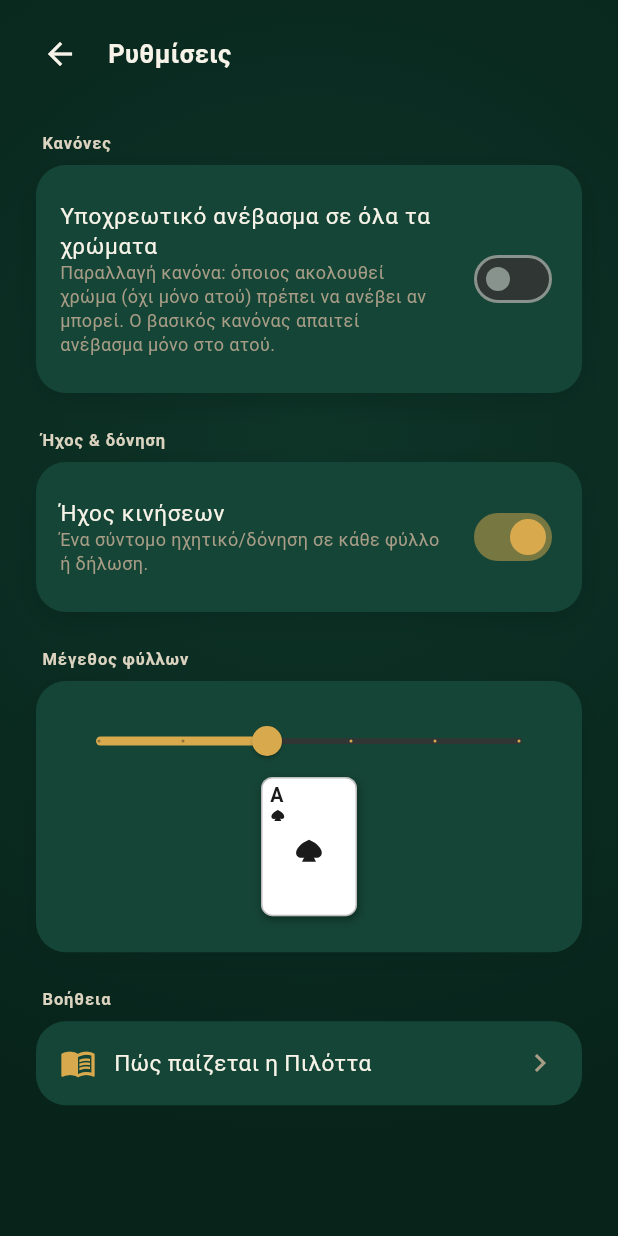
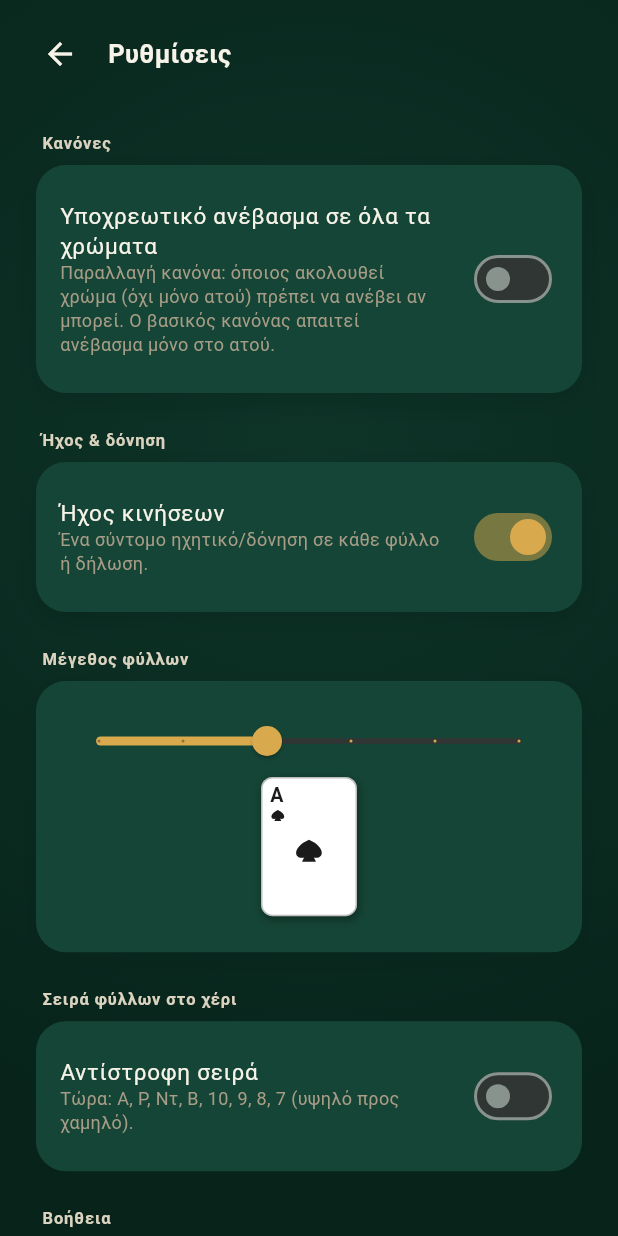
Before and after one commit to Pantelisavg/pilottamobileapp, a Flutter app: the screen it shows after launch, after a tap on the "settings" icon, on a phone screen of 412 x 824 dp. Run offline on Flutter 3.47's test engine with Material 3 defaults, Android fonts, the phone set to English and light mode, and no system bars; our stand-ins replace permission_handler, shared_preferences; missing offline and left inert: nearby_connections.

Commit message:
Hand-sort settings toggle, point-value declarations, visual reveals
Three fixes:

1. Hand cards were sorted A,10,K,Q,J,9,8,7 — the trick-taking strength
   order, meant for legality checks, not display. Sorted for display
   they now read A,K,Q,J,10,9,8,7 (plain face-value order), with a new
   Settings toggle to flip it to ascending (7...A) for players who
   prefer reading their hand that way.

2. Declarations are supposed to be called out by point value only —
   20/50/100/150/200 — never a type name like "Σκάλα 3" or "Καρέ Β".
   Every place that spoke a declaration (the announce panel, the
   opponent-seat badge, the forfeited-declaration message) now shows
   the number instead.

3. At reveal, players should actually see the cards, not just read a
   label, and that should persist in the chat log too. The chat flash
   and the permanent chat panel now render the real face-up cards for
   every revealed declaration (via a new DeclarationCardsRow), instead
   of a text summary.

Co-Authored-By: Claude Sonnet 5 <noreply@anthropic.com>
Claude-Session: https://claude.ai/code/session_01WubXEteC3BHHujyDFp8nyi

```diff
--- a/lib/screens/settings_screen.dart
+++ b/lib/screens/settings_screen.dart
@@ -31,7 +31,8 @@ class SettingsScreen extends StatelessWidget {
                   children: [
                     IconButton(
                       onPressed: () => Navigator.of(context).pop(),
-                      icon: const Icon(Icons.arrow_back, color: PilottaColors.ink50),
+                      icon: const Icon(Icons.arrow_back,
+                          color: PilottaColors.ink50),
                     ),
                     const SizedBox(width: PilottaSpacing.xs),
                     Text('Ρυθμίσεις', style: PilottaTypography.title),
@@ -41,19 +42,22 @@ class SettingsScreen extends StatelessWidget {
               Expanded(
                 child: ListView(
                   padding: const EdgeInsets.symmetric(
-                      horizontal: PilottaSpacing.lg, vertical: PilottaSpacing.md),
+                      horizontal: PilottaSpacing.lg,
+                      vertical: PilottaSpacing.md),
                   children: [
                     _SectionLabel('Κανόνες'),
                     FeltPanel(
                       child: SwitchListTile(
                         contentPadding: EdgeInsets.zero,
-                        title: const Text('Υποχρεωτικό ανέβασμα σε όλα τα χρώματα',
+                        title: const Text(
+                            'Υποχρεωτικό ανέβασμα σε όλα τα χρώματα',
                             style: TextStyle(color: PilottaColors.ink50)),
                         subtitle: const Text(
                           'Παραλλαγή κανόνα: όποιος ακολουθεί χρώμα (όχι μόνο ατού) '
                           'πρέπει να ανέβει αν μπορεί. Ο βασικός κανόνας απαιτεί '
                           'ανέβασμα μόνο στο ατού.',
-                          style: TextStyle(color: PilottaColors.ink400, fontSize: 12),
+                          style: TextStyle(
+                              color: PilottaColors.ink400, fontSize: 12),
                         ),
                         value: settings.mustOvertrumpAllSuits,
                         activeThumbColor: PilottaColors.gold500,
@@ -69,7 +73,8 @@ class SettingsScreen extends StatelessWidget {
                             style: TextStyle(color: PilottaColors.ink50)),
                         subtitle: const Text(
                           'Ένα σύντομο ηχητικό/δόνηση σε κάθε φύλλο ή δήλωση.',
-                          style: TextStyle(color: PilottaColors.ink400, fontSize: 12),
+                          style: TextStyle(
+                              color: PilottaColors.ink400, fontSize: 12),
                         ),
                         value: settings.soundEnabled,
                         activeThumbColor: PilottaColors.gold500,
@@ -102,20 +107,43 @@ class SettingsScreen extends StatelessWidget {
                       ),
                     ),
                     const SizedBox(height: PilottaSpacing.lg),
+                    _SectionLabel('Σειρά φύλλων στο χέρι'),
+                    FeltPanel(
+                      child: SwitchListTile(
+                        contentPadding: EdgeInsets.zero,
+                        title: const Text('Αντίστροφη σειρά',
+                            style: TextStyle(color: PilottaColors.ink50)),
+                        subtitle: Text(
+                          settings.handAscending
+                              ? 'Τώρα: 7, 8, 9, 10, Β, Ντ, Ρ, Α (χαμηλό προς υψηλό).'
+                              : 'Τώρα: Α, Ρ, Ντ, Β, 10, 9, 8, 7 (υψηλό προς χαμηλό).',
+                          style: const TextStyle(
+                              color: PilottaColors.ink400, fontSize: 12),
+                        ),
+                        value: settings.handAscending,
+                        activeThumbColor: PilottaColors.gold500,
+                        onChanged: (v) => settings.setHandAscending(v),
+                      ),
+                    ),
+                    const SizedBox(height: PilottaSpacing.lg),
                     _SectionLabel('Βοήθεια'),
                     FeltPanel(
                       onTap: () => Navigator.of(context).push(
-                        MaterialPageRoute(builder: (_) => const HowToPlayScreen()),
+                        MaterialPageRoute(
+                            builder: (_) => const HowToPlayScreen()),
                       ),
                       child: const Row(
                         children: [
-                          Icon(Icons.menu_book_outlined, color: PilottaColors.gold500),
+                          Icon(Icons.menu_book_outlined,
+                              color: PilottaColors.gold500),
                           SizedBox(width: PilottaSpacing.sm),
                           Expanded(
                             child: Text('Πώς παίζεται η Πιλόττα',
-                                style: TextStyle(color: PilottaColors.ink50, fontSize: 15)),
+                                style: TextStyle(
+                                    color: PilottaColors.ink50, fontSize: 15)),
                           ),
-                          Icon(Icons.chevron_right, color: PilottaColors.ink400),
+                          Icon(Icons.chevron_right,
+                              color: PilottaColors.ink400),
                         ],
                       ),
                     ),
--- a/lib/settings/app_settings.dart
+++ b/lib/settings/app_settings.dart
@@ -8,6 +8,7 @@ class AppSettings extends ChangeNotifier {
   static const _kOvertrump = 'mustOvertrumpAllSuits';
   static const _kSound = 'soundEnabled';
   static const _kCardScale = 'cardScale';
+  static const _kHandAscending = 'handAscending';
 
   static const double minCardScale = 0.8;
   static const double maxCardScale = 1.3;
@@ -17,15 +18,18 @@ class AppSettings extends ChangeNotifier {
   bool _mustOvertrumpAllSuits;
   bool _soundEnabled;
   double _cardScale;
+  bool _handAscending;
 
   AppSettings._(
     this._prefs, {
     required bool mustOvertrumpAllSuits,
     required bool soundEnabled,
     required double cardScale,
+    required bool handAscending,
   })  : _mustOvertrumpAllSuits = mustOvertrumpAllSuits,
         _soundEnabled = soundEnabled,
-        _cardScale = cardScale;
+        _cardScale = cardScale,
+        _handAscending = handAscending;
 
   static Future<AppSettings> load() async {
     final prefs = await SharedPreferences.getInstance();
@@ -34,12 +38,18 @@ class AppSettings extends ChangeNotifier {
       mustOvertrumpAllSuits: prefs.getBool(_kOvertrump) ?? false,
       soundEnabled: prefs.getBool(_kSound) ?? true,
       cardScale: prefs.getDouble(_kCardScale) ?? 1.0,
+      handAscending: prefs.getBool(_kHandAscending) ?? false,
     );
   }
 
   bool get mustOvertrumpAllSuits => _mustOvertrumpAllSuits;
   bool get soundEnabled => _soundEnabled;
   double get cardScale => _cardScale;
+
+  /// Rank order within each suit group in a hand: false (default) shows
+  /// A, K, Q, J, 10, 9, 8, 7 (highest first); true reverses it to
+  /// 7, 8, 9, 10, J, Q, K, A.
+  bool get handAscending => _handAscending;
 
   Future<void> setMustOvertrumpAllSuits(bool value) async {
     if (value == _mustOvertrumpAllSuits) return;
@@ -62,4 +72,11 @@ class AppSettings extends ChangeNotifier {
     notifyListeners();
     await _prefs.setDouble(_kCardScale, clamped);
   }
+
+  Future<void> setHandAscending(bool value) async {
+    if (value == _handAscending) return;
+    _handAscending = value;
+    notifyListeners();
+    await _prefs.setBool(_kHandAscending, value);
+  }
 }
```
Also changed, not shown: lib/screens/local_game_screen.dart (+7 -5 lines), lib/screens/networked_game_screen.dart (+6 -5 lines), lib/widgets/chat_entry_label.dart (+9 -4 lines), lib/widgets/chat_flash_banner.dart (+22 -4 lines), lib/widgets/chat_panel.dart (+41 -13 lines), lib/widgets/declaration_cards_row.dart (added, +41 -0 lines), lib/widgets/declaration_label.dart (+18 -23 lines), lib/widgets/hand_sort.dart (+23 -6 lines), packages/pilotta_protocol/lib/src/chat.dart (+10 -2 lines), packages/pilotta_protocol/lib/src/room.dart (+8 -3 lines), 2 other files.
